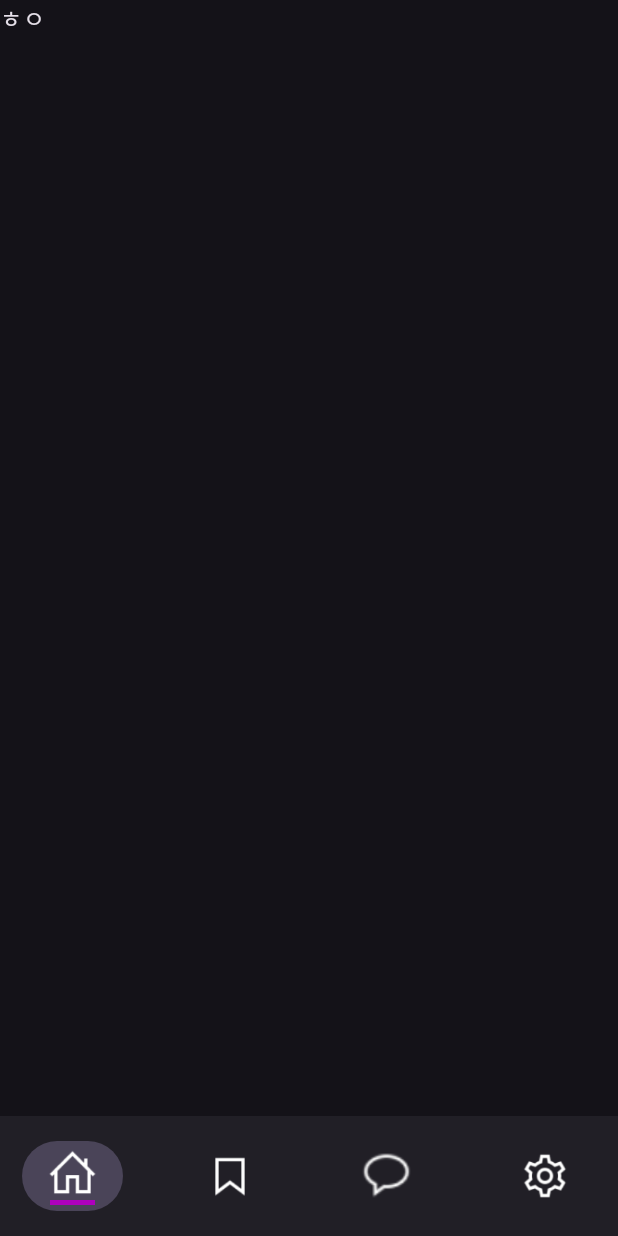
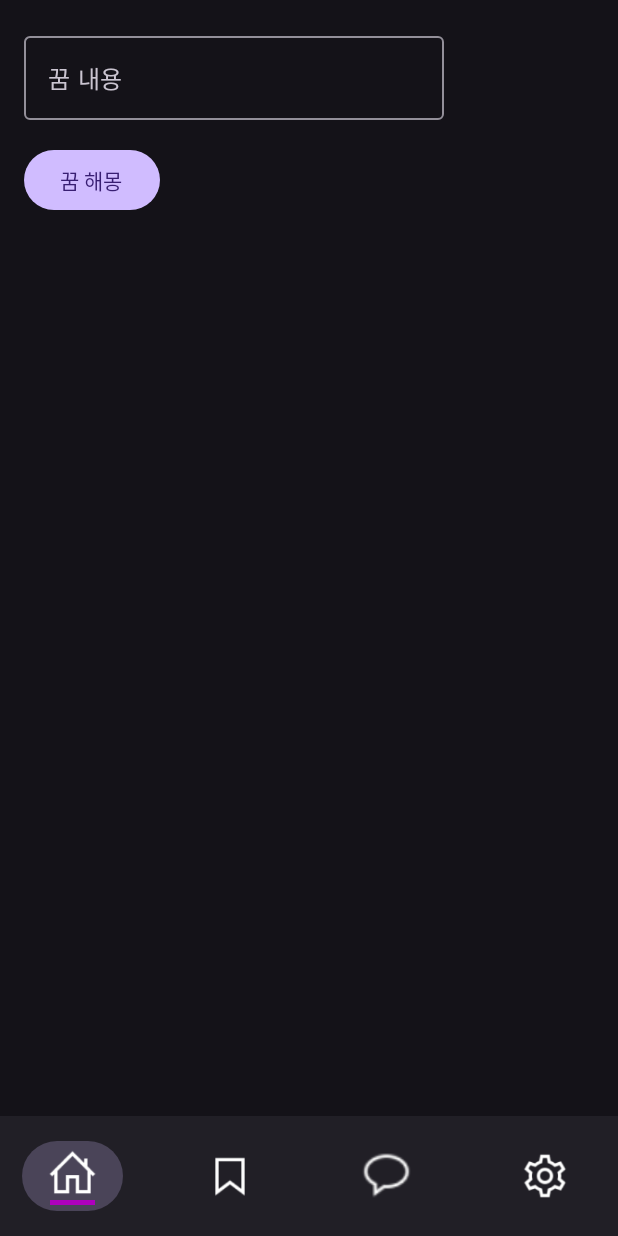
Before and after one commit to SRH-MiMo/android-renewal, an Android app built with Jetpack Compose: the DreamInterpretationApp screen opened through its navigation route, on a phone screen of 412 x 824 dp. Run offline under Robolectric (Android 15) with nearby library versions, the phone set to English and light mode, and no system bars.

Commit message:
흐읏..!

```diff
--- a/app/build.gradle.kts
+++ b/app/build.gradle.kts
@@ -66,4 +66,10 @@ dependencies {
     debugImplementation(libs.androidx.ui.test.manifest)
 
     implementation("androidx.navigation:navigation-compose:2.7.7")
+
+    implementation ("com.squareup.retrofit2:retrofit:2.9.0")
+    implementation ("com.squareup.retrofit2:converter-gson:2.9.0")
+    implementation ("com.squareup.okhttp3:okhttp:4.9.0")
+    implementation ("com.squareup.okhttp3:logging-interceptor:4.9.0")
+    implementation ("org.jetbrains.kotlinx:kotlinx-coroutines-android:1.6.0")
 }
--- a/app/src/main/java/com/example/mimo/MainActivity.kt
+++ b/app/src/main/java/com/example/mimo/MainActivity.kt
@@ -6,23 +6,21 @@ import androidx.activity.ComponentActivity
 import androidx.activity.compose.setContent
 import androidx.activity.enableEdgeToEdge
 import androidx.annotation.RequiresApi
-import androidx.compose.foundation.background
 import androidx.compose.foundation.layout.padding
 import androidx.compose.material3.Scaffold
 import androidx.compose.runtime.Composable
 import androidx.compose.ui.Modifier // 수정: Modifier import 추가
-import androidx.compose.ui.graphics.Color
 import androidx.compose.ui.tooling.preview.Preview
 import androidx.navigation.compose.NavHost
 import androidx.navigation.compose.composable
 import androidx.navigation.compose.rememberNavController
+import com.example.dreaminterpretationapp.DreamInterpretationApp
 import com.example.mimo.component.BottomNavigation
 import com.example.mimo.screen.ChatPage
 import com.example.mimo.screen.DiaryPage
 import com.example.mimo.screen.Loginpage
 import com.example.mimo.screen.MainPage
 import com.example.mimo.screen.SettingsPage // 수정: SettingsPage import 추가
-import com.example.mimo.screen.chat.TalkScreen
 import com.example.mimo.ui.theme.MimoTheme
 
 class MainActivity : ComponentActivity() {
@@ -68,7 +66,7 @@ fun Nav() {
                 Loginpage(navController = navController)
             }
             composable("TalkScreen") {
-                TalkScreen(navController = navController)
+                DreamInterpretationApp(navController = navController)
             }
         }
     }
--- a/app/src/main/java/com/example/mimo/screen/chat/room.kt
+++ b/app/src/main/java/com/example/mimo/screen/chat/room.kt
@@ -1,60 +1,78 @@
-package com.example.mimo.screen.chat
+package com.example.dreaminterpretationapp
 
-import android.os.Build
-import android.util.Log
-import android.widget.Toast
-import androidx.annotation.RequiresApi
-import androidx.compose.foundation.Image
-import androidx.compose.foundation.background
-import androidx.compose.foundation.layout.Arrangement
-import androidx.compose.foundation.layout.Box
+import android.os.Bundle
+import androidx.activity.ComponentActivity
+import androidx.activity.compose.setContent
 import androidx.compose.foundation.layout.Column
-import androidx.compose.foundation.layout.Spacer
 import androidx.compose.foundation.layout.fillMaxSize
-import androidx.compose.foundation.layout.height
 import androidx.compose.foundation.layout.padding
-import androidx.compose.foundation.layout.width
-import androidx.compose.foundation.shape.RoundedCornerShape
 import androidx.compose.material3.Button
-import androidx.compose.material3.ButtonDefaults
-import androidx.compose.material3.Surface
+import androidx.compose.material3.OutlinedTextField
 import androidx.compose.material3.Text
-import androidx.compose.runtime.Composable
-import androidx.compose.runtime.remember
-import androidx.compose.ui.Alignment
+import androidx.compose.runtime.*
 import androidx.compose.ui.Modifier
-import androidx.compose.ui.graphics.Brush
-import androidx.compose.ui.graphics.Color
-import androidx.compose.ui.platform.LocalContext
-import androidx.compose.ui.res.painterResource
-import androidx.compose.ui.text.font.FontWeight
-import androidx.compose.ui.tooling.preview.Preview
+import androidx.compose.ui.text.input.TextFieldValue
 import androidx.compose.ui.unit.dp
-import androidx.compose.ui.unit.sp
-import androidx.navigation.NavController
-import androidx.navigation.compose.rememberNavController
-import com.example.mimo.component.TopBar
-import com.example.mimo.R
-import androidx.compose.ui.text.TextStyle
-import com.example.mimo.ui.theme.PurpleEnd
-import com.example.mimo.ui.theme.PurpleStart
+import androidx.navigation.NavHostController
+import okhttp3.MediaType.Companion.toMediaType
+import okhttp3.OkHttpClient
+import okhttp3.Request
+import okhttp3.RequestBody
+import org.json.JSONObject
 
-@RequiresApi(Build.VERSION_CODES.O)
-@Composable
-fun TalkScreen(navController: NavController) {
-    Surface(
-        modifier = Modifier
-            .fillMaxSize()
-    ) {
-        Text(text = "ㅎㅇ")
+class MainActivity : ComponentActivity() {
+    override fun onCreate(savedInstanceState: Bundle?) {
+        super.onCreate(savedInstanceState)
+        setContent {
+            DreamInterpretationApp(navController = NavHostController)
+        }
     }
 }
 
-@RequiresApi(Build.VERSION_CODES.O)
-@Preview
 @Composable
-fun TalkPreview() {
-    // Create a fake NavController for preview purposes
-    val navController = rememberNavController()
-    TalkScreen(navController = navController)
+fun DreamInterpretationApp(navController: NavHostController) {
+    var dreamContent by remember { mutableStateOf(TextFieldValue("")) }
+    var dreamInterpretation by remember { mutableStateOf("") }
+
+    Column(
+        modifier = Modifier
+            .fillMaxSize()
+            .padding(16.dp)
+    ) {
+        OutlinedTextField(
+            value = dreamContent,
+            onValueChange = { dreamContent = it },
+            label = { Text("꿈 내용") },
+            modifier = Modifier.padding(bottom = 8.dp)
+        )
+
+        Button(
+            onClick = {
+                val client = OkHttpClient()
+                val requestBody = JSONObject().put("msg", dreamContent.text).toString()
+                val mediaType = "application/json; charset=utf-8".toMediaType()
+                val request = Request.Builder()
+                    .url("http://localhost:8080/model")
+                    .post(RequestBody.create(mediaType, requestBody))  // Use mediaType here
+                    .build()
+                val response = client.newCall(request).execute()
+
+                if (response.isSuccessful) {
+                    val json = JSONObject(response.body!!.string())
+                    dreamInterpretation = json.getString("message")
+                } else {
+                    dreamInterpretation = "꿈 해몽 실패"
+                }
+            },
+
+            modifier = Modifier.padding(top = 8.dp)
+        ) {
+            Text("꿈 해몽")
+        }
+
+        Text(
+            text = dreamInterpretation,
+            modifier = Modifier.padding(top = 16.dp)
+        )
+    }
 }
```
Also changed, not shown: app/src/main/java/com/example/mimo/screen/chat/ChatService.kt (added, +36 -0 lines).
